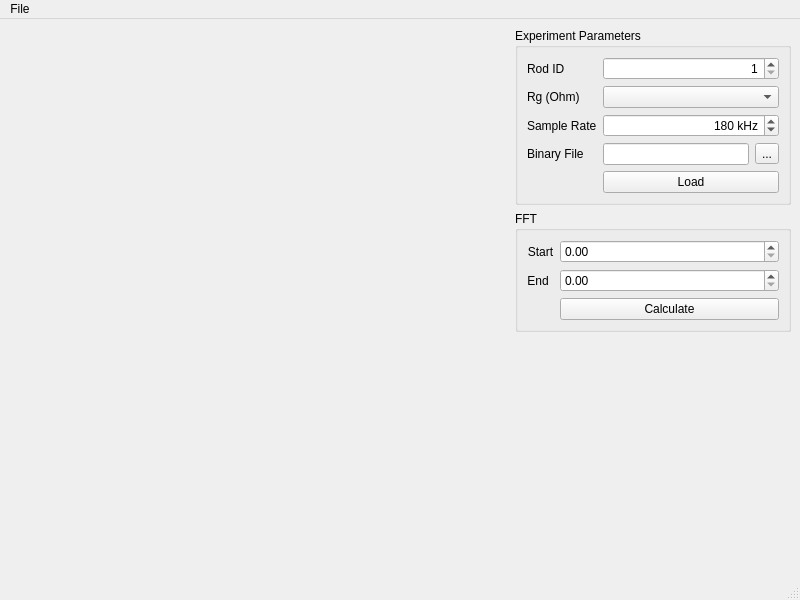
ddkn/stressplot-qt, file pwjplot.ui: the form before one commit.
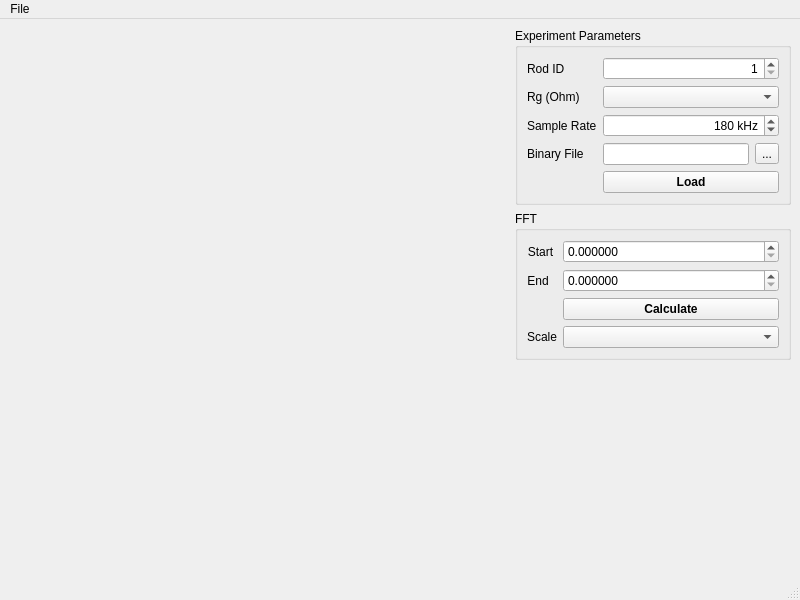
The form after the commit.

Commit message: Basic plotting functionality implemented.

```diff
--- a/pwjplot.ui
+++ b/pwjplot.ui
@@ -192,6 +192,12 @@
              <verstretch>0</verstretch>
             </sizepolicy>
            </property>
+           <property name="font">
+            <font>
+             <weight>75</weight>
+             <bold>true</bold>
+            </font>
+           </property>
            <property name="text">
             <string>Load</string>
            </property>
@@ -268,6 +274,9 @@
              <verstretch>0</verstretch>
             </sizepolicy>
            </property>
+           <property name="decimals">
+            <number>6</number>
+           </property>
           </widget>
          </item>
          <item row="2" column="1">
@@ -278,6 +287,12 @@
              <verstretch>0</verstretch>
             </sizepolicy>
            </property>
+           <property name="font">
+            <font>
+             <weight>75</weight>
+             <bold>true</bold>
+            </font>
+           </property>
            <property name="text">
             <string>Calculate</string>
            </property>
@@ -291,6 +306,9 @@
              <verstretch>0</verstretch>
             </sizepolicy>
            </property>
+           <property name="decimals">
+            <number>6</number>
+           </property>
           </widget>
          </item>
          <item row="1" column="0">
@@ -309,6 +327,29 @@
            </property>
           </widget>
          </item>
+         <item row="3" column="1">
+          <widget class="QComboBox" name="combo_fft_scale">
+           <property name="sizePolicy">
+            <sizepolicy hsizetype="MinimumExpanding" vsizetype="Fixed">
+             <horstretch>0</horstretch>
+             <verstretch>0</verstretch>
+            </sizepolicy>
+           </property>
+           <property name="currentText">
+            <string/>
+           </property>
+           <property name="placeholderText">
+            <string/>
+           </property>
+          </widget>
+         </item>
+         <item row="3" column="0">
+          <widget class="QLabel" name="label">
+           <property name="text">
+            <string>Scale</string>
+           </property>
+          </widget>
+         </item>
         </layout>
        </item>
       </layout>
@@ -322,7 +363,7 @@
       <property name="sizeHint" stdset="0">
        <size>
         <width>20</width>
-        <height>119</height>
+        <height>40</height>
        </size>
       </property>
      </spacer>
```
Left out of the diff: 14 changed lines with no effect on the pictures. The commit also changes 2 other files.
